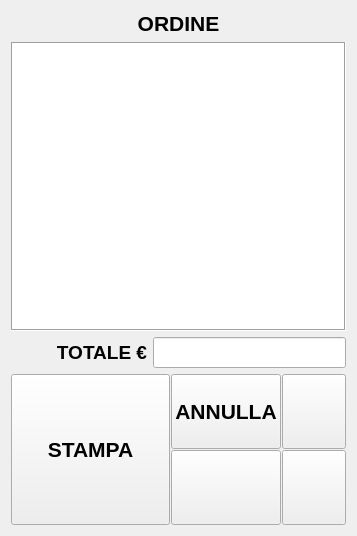
Above: src/ordine.ui from mtonin/gestcassa before the change. Below: the same form after it.
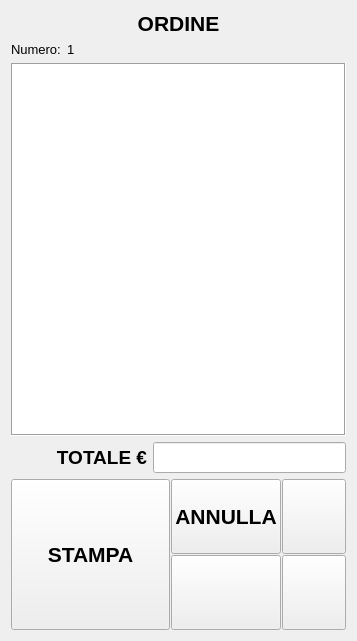
That is the form after the change. Custom widgets are drawn as their Qt base class.

Commit message: - aggiunto tabelle ordini e righeordine - inserimento riga nella tabella ordine sul click del tasto stampa

Diff of the .ui file:
```diff
--- a/src/ordine.ui
+++ b/src/ordine.ui
@@ -7,7 +7,7 @@
     <x>0</x>
     <y>0</y>
     <width>357</width>
-    <height>536</height>
+    <height>641</height>
    </rect>
   </property>
   <property name="sizePolicy">
@@ -36,6 +36,34 @@
      </property>
     </widget>
    </item>
+   <item>
+    <layout class="QFormLayout" name="formLayout">
+     <item row="0" column="0">
+      <widget class="QLabel" name="numeroLbl_2">
+       <property name="font">
+        <font>
+         <pointsize>10</pointsize>
+        </font>
+       </property>
+       <property name="text">
+        <string>Numero:</string>
+       </property>
+      </widget>
+     </item>
+     <item row="0" column="1">
+      <widget class="QLabel" name="numeroLbl">
+       <property name="font">
+        <font>
+         <pointsize>10</pointsize>
+        </font>
+       </property>
+       <property name="text">
+        <string>1</string>
+       </property>
+      </widget>
+     </item>
+    </layout>
+   </item>
    <item>
     <widget class="QTableView" name="articoliTab">
      <property name="sizePolicy">
```
Left out of the diff: 7 changed lines with no effect on the pictures. The commit also changes 3 other files.
